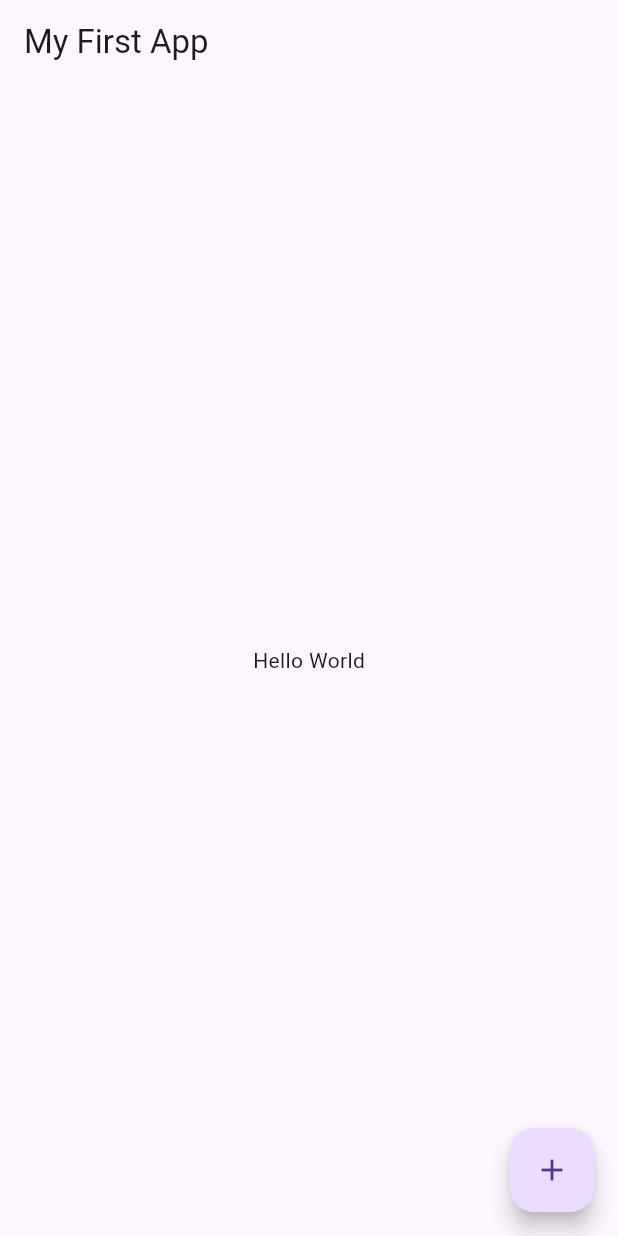
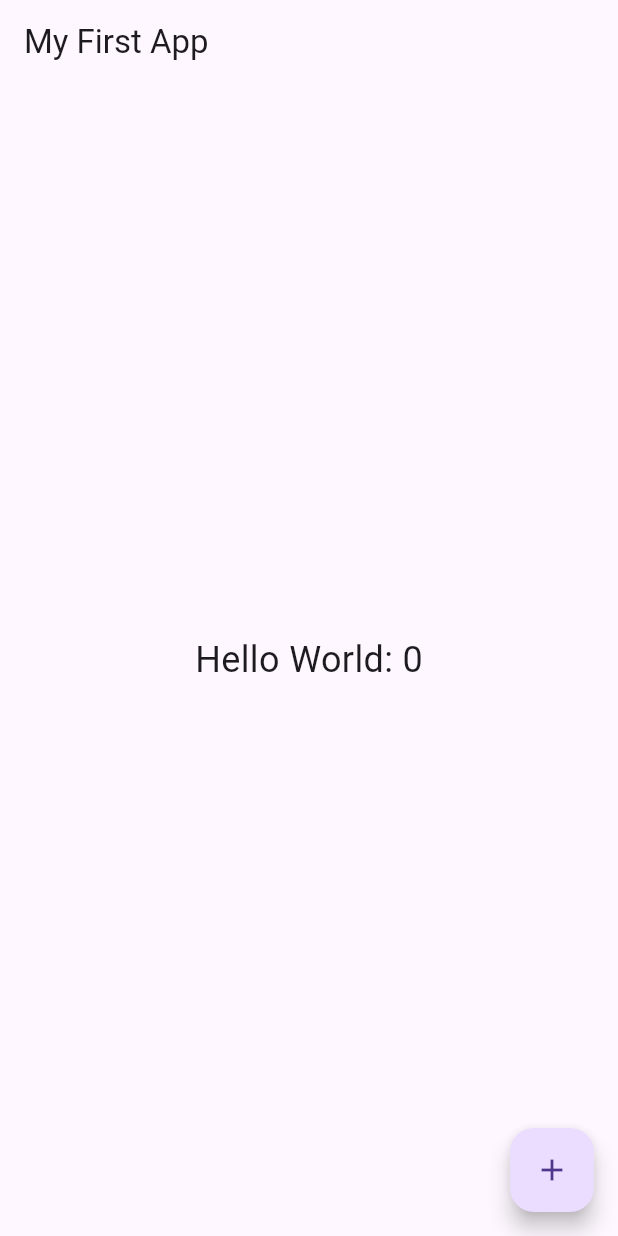
Before and after one commit to abdultanveer/msedcl, a Flutter app: the screen it shows after launch, on a phone screen of 412 x 824 dp. Run offline on Flutter 3.47's test engine with Material 3 defaults, Android fonts, the light colour scheme and no system bars.

Commit message:
click - counter

```diff
--- a/lib/main.dart
+++ b/lib/main.dart
@@ -5,27 +5,39 @@ void main() {
   runApp(const MyApp());
 }
 
-class MyApp extends StatelessWidget {
+class MyApp extends StatefulWidget {
   const MyApp({super.key});
 
   @override
+  State<MyApp> createState() => _MyAppState();
+}
+
+class _MyAppState extends State<MyApp> {
+  int counter = 0;
+
+  @override
   Widget build(BuildContext context) {
-    return MaterialApp(
+    return  MaterialApp(
       title: 'My First App',
       home: Scaffold(
         appBar: AppBar(
           title: const Text('My First App'),
         ),
-        body: const Center(
-          child: Text('Hello World'),
+        body: Center(
+          child: Text(
+            'Hello World: $counter',
+            style: const TextStyle(fontSize: 24),
+          ),
         ),
         floatingActionButton: FloatingActionButton(
           onPressed: () {
-            print('Button clicked!');
+            setState(() {
+              counter++;
+            });
           },
           child: const Icon(Icons.add),
         ),
       ),
     );
   }
-}
+  }
```
